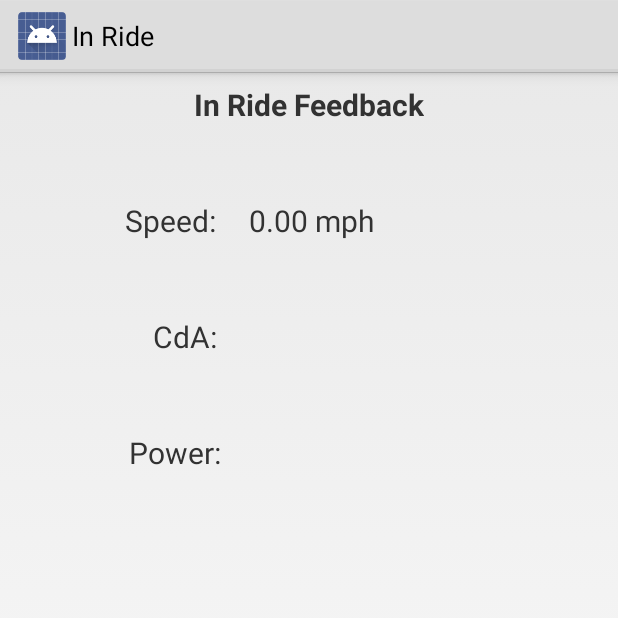
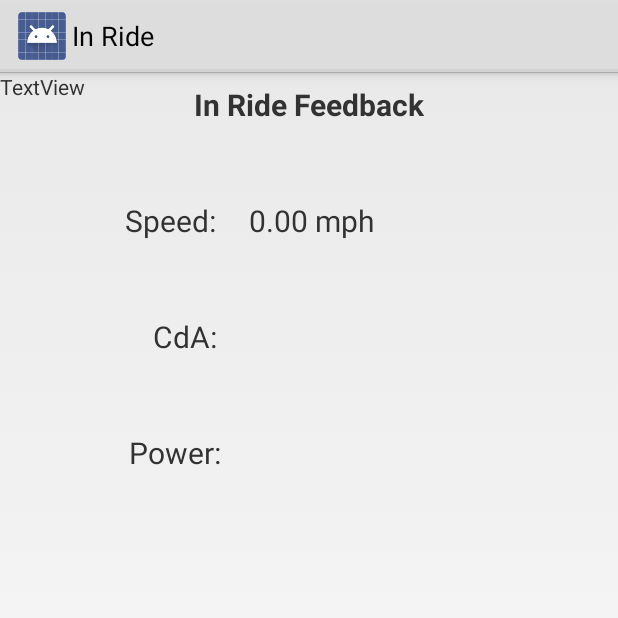
Before and after one commit to TimWDunn/GDP50.1, an Android app: the ThirdActivity screen opened directly, with no data from a screen before it, on a phone screen of 412 x 824 dp, the top half of it. Run offline under Robolectric (Android 15) with nearby library versions, the phone set to English and light mode, and no system bars; 1 statement that could not run was skipped.

Commit message:
Most upto date version - Should include BLE scan

```diff
--- a/Application/src/main/java/com/example/android/bluetoothlegatt/SampleGattAttributes.java
+++ b/Application/src/main/java/com/example/android/bluetoothlegatt/SampleGattAttributes.java
@@ -23,15 +23,15 @@ import java.util.HashMap;
  */
 public class SampleGattAttributes {
     private static HashMap<String, String> attributes = new HashMap();
-    public static String HEART_RATE_MEASUREMENT = "00002a37-0000-1000-8000-00805f9b34fb";
+    public static String HM_10 = "0000ffe1-0000-1000-8000-00805f9b34fb";
     public static String CLIENT_CHARACTERISTIC_CONFIG = "00002902-0000-1000-8000-00805f9b34fb";
 
     static {
         // Sample Services.
-        attributes.put("0000180d-0000-1000-8000-00805f9b34fb", "Heart Rate Service");
+        attributes.put("0000ffe0-0000-1000-8000-00805f9b34fb", "HHM-10 Service");
         attributes.put("0000180a-0000-1000-8000-00805f9b34fb", "Device Information Service");
         // Sample Characteristics.
-        attributes.put(HEART_RATE_MEASUREMENT, "Heart Rate Measurement");
+        attributes.put(HM_10, "HM-10 Module");
         attributes.put("00002a29-0000-1000-8000-00805f9b34fb", "Manufacturer Name String");
     }
 
--- a/Application/src/main/java/com/example/android/bluetoothlegatt/ThirdActivity.java
+++ b/Application/src/main/java/com/example/android/bluetoothlegatt/ThirdActivity.java
@@ -1,5 +1,6 @@
 package com.example.android.bluetoothlegatt;
 
+import android.bluetooth.BluetoothGattCharacteristic;
 import android.content.Context;
 import android.location.Location;
 import android.location.LocationListener;
@@ -18,12 +19,12 @@ public class ThirdActivity extends Activity implements LocationListener {
         LocationManager lm = (LocationManager) this.getSystemService(Context.LOCATION_SERVICE);
         lm.requestLocationUpdates(LocationManager.GPS_PROVIDER, 0, 0, this);
         this.onLocationChanged(null);
+
     }
 
     @Override
     public void onLocationChanged(Location location) {
         TextView txt = (TextView) this.findViewById(R.id.textView4);
-
         if( location==null )
         {
             txt.setText("-.- mph");
--- a/Application/src/main/res/layout/activity_third.xml
+++ b/Application/src/main/res/layout/activity_third.xml
@@ -63,4 +63,12 @@
         android:textSize="20sp"
         app:layout_constraintStart_toStartOf="parent"
         app:layout_constraintTop_toBottomOf="@+id/textView5" />
+
+    <TextView
+        android:id="@+id/textViewBack"
+        android:layout_width="wrap_content"
+        android:layout_height="wrap_content"
+        android:text="TextView"
+        tools:layout_editor_absoluteX="116dp"
+        tools:layout_editor_absoluteY="334dp" />
 </android.support.constraint.ConstraintLayout>
```
Also changed, not shown: Application/src/main/java/com/example/android/bluetoothlegatt/BluetoothLeService.java (+39 -1 lines), Application/src/main/java/com/example/android/bluetoothlegatt/DeviceControlActivity.java (+14 -1 lines), 99 other files.
